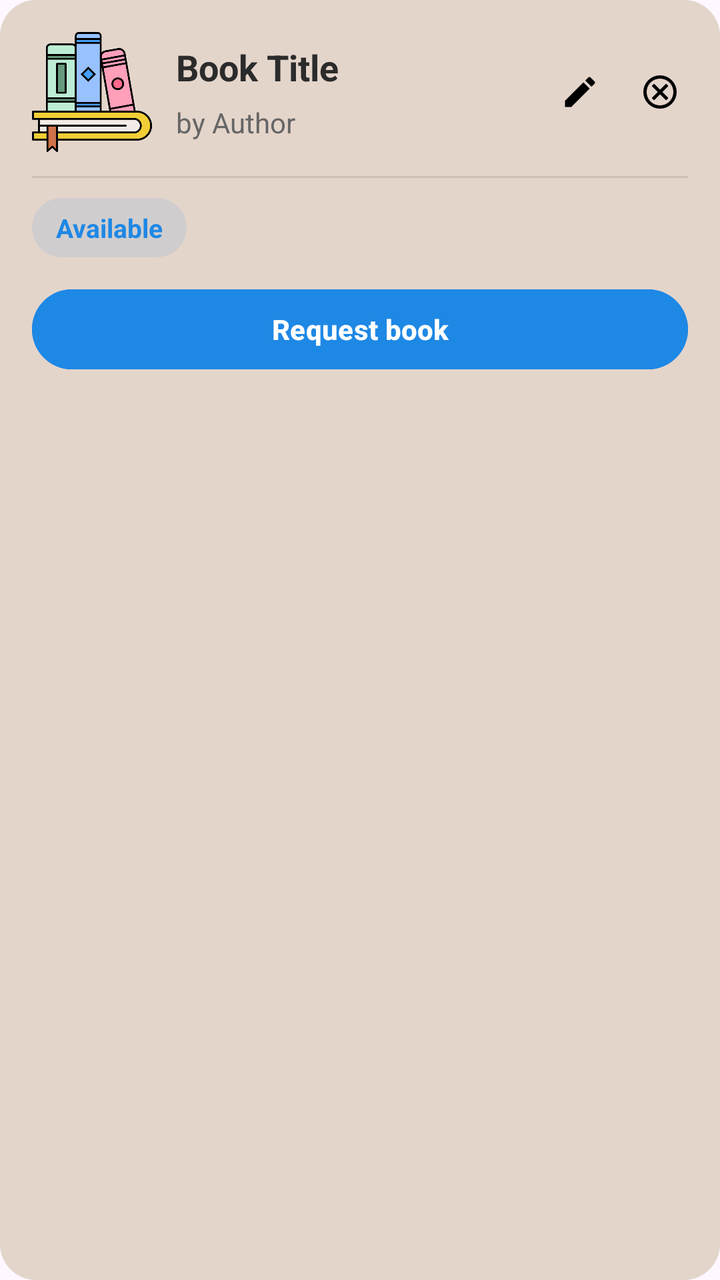
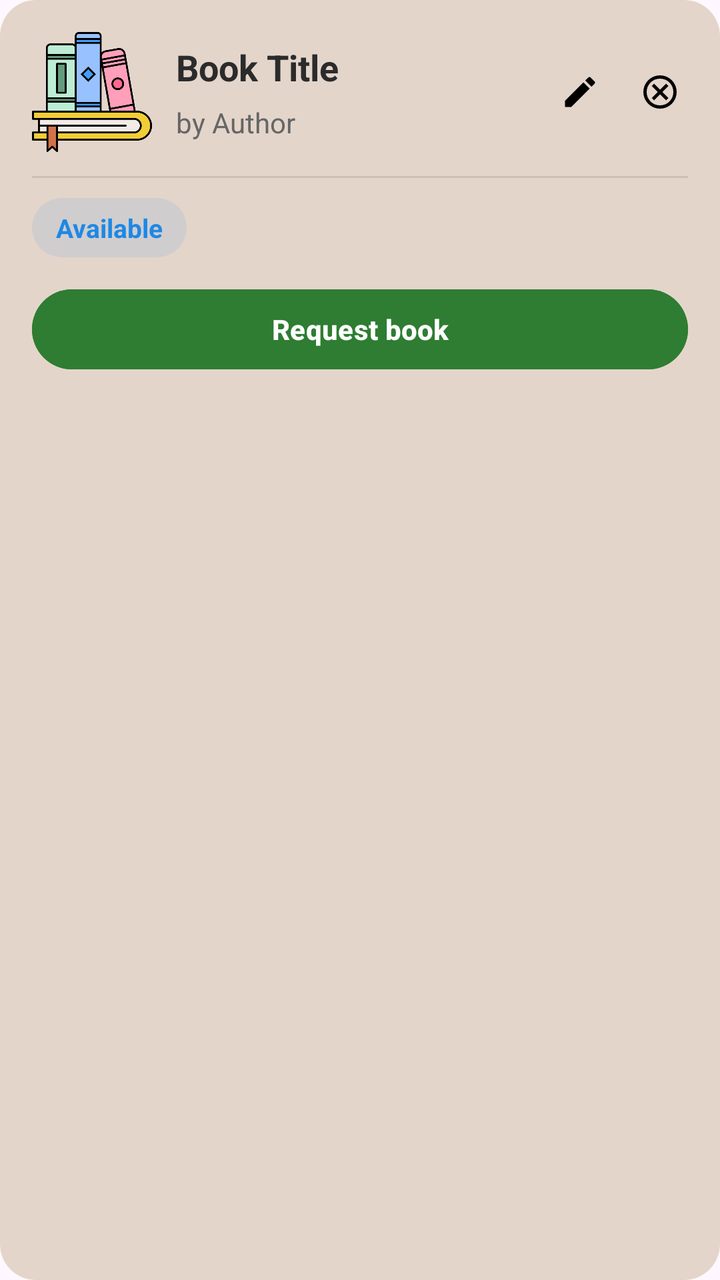

Two renders of the same Android screen: before a commit and after it. Below are the layout's source before the change and the commit's diff.
<!-- AndroidManifest.xml: application theme Theme.BookBorrow -->
<!-- res/layout/item_book.xml -->
<?xml version="1.0" encoding="utf-8"?>
<LinearLayout xmlns:android="http://schemas.android.com/apk/res/android"
    android:layout_width="match_parent"
    android:layout_height="wrap_content"
    android:layout_marginVertical="8dp"
    android:background="@drawable/card_dashboard"
    android:orientation="vertical"
    android:padding="16dp">

    
    <LinearLayout
        android:layout_width="match_parent"
        android:layout_height="wrap_content"
        android:orientation="horizontal"
        android:gravity="center_vertical">

        <ImageView
            android:id="@+id/ivBookImage"
            android:layout_width="60dp"
            android:layout_height="60dp"
            android:scaleType="centerCrop"
            android:src="@drawable/ic_book"
            android:layout_marginEnd="12dp" />

        
        <LinearLayout
            android:layout_width="0dp"
            android:layout_height="wrap_content"
            android:layout_weight="1"
            android:orientation="vertical">

            <TextView
                android:id="@+id/tvBookTitle"
                android:layout_width="match_parent"
                android:layout_height="wrap_content"
                android:text="Book Title"
                android:textColor="#2B2B2B"
                android:textSize="18sp"
                android:textStyle="bold"
                android:maxLines="1"
                android:ellipsize="end" />

            <TextView
                android:id="@+id/tvBookAuthor"
                android:layout_width="match_parent"
                android:layout_height="wrap_content"
                android:layout_marginTop="6dp"
                android:text="by Author"
                android:textColor="#666666"
                android:textSize="14sp"
                android:maxLines="1"
                android:ellipsize="end" />
        </LinearLayout>

        
        <LinearLayout
            android:id="@+id/actionsContainer"
            android:layout_width="wrap_content"
            android:layout_height="wrap_content"
            android:orientation="horizontal">

            <ImageView
                android:id="@+id/btnEdit"
                android:layout_width="28dp"
                android:layout_height="28dp"
                android:src="@drawable/ic_edit"
                android:padding="4dp"
                android:contentDescription="Edit book" />

            <ImageView
                android:id="@+id/btnDelete"
                android:layout_width="28dp"
                android:layout_height="28dp"
                android:layout_marginStart="12dp"
                android:src="@drawable/ic_delete"
                android:padding="4dp"
                android:contentDescription="Delete book" />
        </LinearLayout>

    </LinearLayout>

    
    <View
        android:layout_width="match_parent"
        android:layout_height="1dp"
        android:layout_marginTop="12dp"
        android:layout_marginBottom="10dp"
        android:background="#1A000000" />

    
    <TextView
        android:id="@+id/tvBookStatus"
        android:layout_width="wrap_content"
        android:layout_height="wrap_content"
        android:paddingHorizontal="12dp"
        android:paddingVertical="6dp"
        android:text="Available"
        android:textColor="#1E88E5"
        android:textSize="13sp"
        android:textStyle="bold"
        android:background="@drawable/bg_status_badge" />

    
    <Button
        android:id="@+id/btnRequest"
        android:layout_width="match_parent"
        android:layout_height="wrap_content"
        android:layout_marginTop="12dp"
        android:text="Request book"
        android:backgroundTint="#1E88E5"
        android:textColor="#FFFFFF"
        android:textStyle="bold" />

</LinearLayout>
<!-- resources referenced by this layout -->
<resources>
  <!-- drawable bg_status_badge (drawable) -->
  <?xml version="1.0" encoding="utf-8"?>
  <shape xmlns:android="http://schemas.android.com/apk/res/android">
      <solid android:color="#1A1E88E5" />
      <corners android:radius="999dp" />
  </shape>
  <!-- drawable card_dashboard (drawable) -->
  <shape xmlns:android="http://schemas.android.com/apk/res/android">
  
      <solid android:color="#B3DBC8B5" />
  
      <corners android:radius="18dp" />
  
  </shape>
  <!-- drawable ic_book: png bitmap (drawable, 20071 bytes) -->
  <!-- drawable ic_delete (drawable) -->
  <vector xmlns:android="http://schemas.android.com/apk/res/android" android:height="24dp" android:tint="#000000" android:viewportHeight="960" android:viewportWidth="960" android:width="24dp">
        
      <path android:fillColor="@android:color/white" android:pathData="M336,680L480,536L624,680L680,624L536,480L680,336L624,280L480,424L336,280L280,336L424,480L280,624L336,680ZM480,880Q397,880 324,848.5Q251,817 197,763Q143,709 111.5,636Q80,563 80,480Q80,397 111.5,324Q143,251 197,197Q251,143 324,111.5Q397,80 480,80Q563,80 636,111.5Q709,143 763,197Q817,251 848.5,324Q880,397 880,480Q880,563 848.5,636Q817,709 763,763Q709,817 636,848.5Q563,880 480,880ZM480,800Q614,800 707,707Q800,614 800,480Q800,346 707,253Q614,160 480,160Q346,160 253,253Q160,346 160,480Q160,614 253,707Q346,800 480,800ZM480,480Q480,480 480,480Q480,480 480,480Q480,480 480,480Q480,480 480,480Q480,480 480,480Q480,480 480,480Q480,480 480,480Q480,480 480,480Z"/>
      
  </vector>
  <!-- drawable ic_edit (drawable) -->
  <vector xmlns:android="http://schemas.android.com/apk/res/android" android:height="24dp" android:tint="#000000" android:viewportHeight="24" android:viewportWidth="24" android:width="24dp">
        
      <path android:fillColor="@android:color/white" android:pathData="M3,17.25V21h3.75L17.81,9.94l-3.75,-3.75L3,17.25zM20.71,7.04c0.39,-0.39 0.39,-1.02 0,-1.41l-2.34,-2.34c-0.39,-0.39 -1.02,-0.39 -1.41,0l-1.83,1.83 3.75,3.75 1.83,-1.83z"/>
      
  </vector>
  <style name="Theme.BookBorrow" parent="Base.Theme.BookBorrow" />
  <style name="Base.Theme.BookBorrow" parent="Theme.Material3.DayNight.NoActionBar">
          
          
      </style>
</resources>

<!-- the commit's change to res/layout/item_book.xml (unified diff, before → after) -->
@@ -1,5 +1,6 @@
 <?xml version="1.0" encoding="utf-8"?>
 <LinearLayout xmlns:android="http://schemas.android.com/apk/res/android"
+    android:id="@+id/bookCardRoot"
     android:layout_width="match_parent"
     android:layout_height="wrap_content"
     android:layout_marginVertical="8dp"
@@ -107,7 +108,7 @@
         android:layout_height="wrap_content"
         android:layout_marginTop="12dp"
         android:text="Request book"
-        android:backgroundTint="#1E88E5"
+        android:backgroundTint="#2E7D32"
         android:textColor="#FFFFFF"
         android:textStyle="bold" />
 
